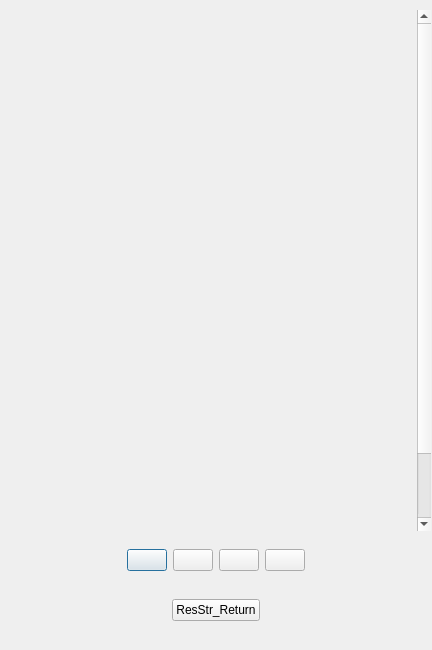
Above: cpath/imagepreviewdialog.ui from lzk/statusmonitor before the change. Below: the same form after it.
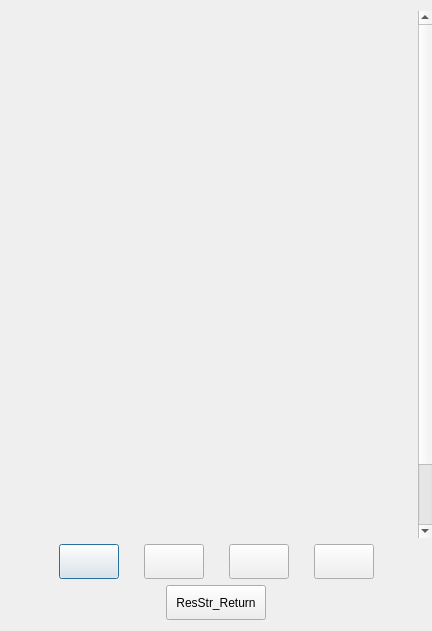
That is the form after the change. Icons and pictures are not drawn.

```diff
--- a/cpath/imagepreviewdialog.ui
+++ b/cpath/imagepreviewdialog.ui
@@ -7,21 +7,53 @@
     <x>0</x>
     <y>0</y>
     <width>432</width>
-    <height>650</height>
+    <height>631</height>
    </rect>
   </property>
   <property name="windowTitle">
    <string/>
   </property>
-  <widget class="QWidget" name="horizontalLayoutWidget">
-   <property name="geometry">
-    <rect>
-     <x>0</x>
-     <y>10</y>
-     <width>431</width>
-     <height>521</height>
-    </rect>
-   </property>
+  <property name="styleSheet">
+   <string notr="true">QPushButton{
+	min-width:60;
+	max-width:60;
+	min-height:35;
+	max-height:35;
+	border-image: url(:/Images/Btn_Gray.png) 17;
+	border-width:17;
+	padding:-17;
+	color:black;
+}
+
+QPushButton:hover{
+border-image: url(:/Images/Btn_Gray_Pressed.png) 17;
+color: green;
+}
+
+#back{
+	min-width:100;
+	max-width:100;
+}
+
+#print{
+	min-width:100;
+	max-width:100;
+	border-image: url(:/Images/Btn_Green.png) 17;
+color:white;
+}
+
+#print:hover{
+	color:black;
+}</string>
+  </property>
+  <layout class="QVBoxLayout" name="verticalLayout">
+   <property name="leftMargin">
+    <number>0</number>
+   </property>
+   <property name="rightMargin">
+    <number>0</number>
+   </property>
+   <item>
    <layout class="QHBoxLayout" name="horizontalLayout_3" stretch="0">
     <item>
      <widget class="QScrollArea" name="scrollArea">
@@ -34,7 +66,7 @@
       <widget class="QWidget" name="scrollAreaWidgetContents">
        <property name="geometry">
         <rect>
-         <x>8</x>
+          <x>9</x>
          <y>0</y>
          <width>398</width>
          <height>598</height>
@@ -44,17 +76,12 @@
      </widget>
     </item>
    </layout>
-  </widget>
-  <widget class="QWidget" name="horizontalLayoutWidget_2">
-   <property name="geometry">
-    <rect>
-     <x>0</x>
-     <y>540</y>
-     <width>431</width>
-     <height>41</height>
-    </rect>
-   </property>
+   </item>
+   <item>
    <layout class="QHBoxLayout" name="horizontalLayout">
+     <property name="spacing">
+      <number>25</number>
+     </property>
     <item>
      <spacer name="horizontalSpacer_2">
       <property name="orientation">
@@ -68,6 +95,17 @@
       </property>
      </spacer>
     </item>
+     <item>
+      <widget class="QPushButton" name="fit">
+       <property name="text">
+        <string/>
+       </property>
+       <property name="icon">
+        <iconset resource="resource.qrc">
+         <normaloff>:/Images/Fit.tif</normaloff>:/Images/Fit.tif</iconset>
+       </property>
+      </widget>
+     </item>
     <item>
      <widget class="QPushButton" name="zoom_in">
       <property name="text">
@@ -79,17 +117,6 @@
       </property>
      </widget>
     </item>
-    <item>
-     <widget class="QPushButton" name="turn">
-      <property name="text">
-       <string/>
-      </property>
-      <property name="icon">
-       <iconset resource="resource.qrc">
-        <normaloff>:/Images/Turn.tif</normaloff>:/Images/Turn.tif</iconset>
-      </property>
-     </widget>
-    </item>
     <item>
      <widget class="QPushButton" name="zoom_out">
       <property name="text">
@@ -102,7 +129,7 @@
      </widget>
     </item>
     <item>
-     <widget class="QPushButton" name="fit">
+      <widget class="QPushButton" name="turn">
       <property name="text">
        <string/>
       </property>
@@ -126,17 +153,12 @@
      </spacer>
     </item>
    </layout>
-  </widget>
-  <widget class="QWidget" name="horizontalLayoutWidget_3">
-   <property name="geometry">
-    <rect>
-     <x>0</x>
-     <y>590</y>
-     <width>431</width>
-     <height>41</height>
-    </rect>
-   </property>
-   <layout class="QHBoxLayout" name="horizontalLayout_2">
+   </item>
+   <item>
+    <layout class="QHBoxLayout" name="horizontalLayout_2" stretch="0,0,0">
+     <property name="spacing">
+      <number>25</number>
+     </property>
     <item>
      <spacer name="horizontalSpacer_3">
       <property name="orientation">
@@ -152,6 +174,18 @@
     </item>
     <item>
      <widget class="QPushButton" name="back">
+       <property name="minimumSize">
+        <size>
+         <width>100</width>
+         <height>35</height>
+        </size>
+       </property>
+       <property name="maximumSize">
+        <size>
+         <width>100</width>
+         <height>35</height>
+        </size>
+       </property>
       <property name="text">
        <string>ResStr_Return</string>
       </property>
@@ -171,7 +205,8 @@
      </spacer>
     </item>
    </layout>
-  </widget>
+   </item>
+  </layout>
  </widget>
  <tabstops>
   <tabstop>zoom_out</tabstop>
```
Left out of the diff: 5 changed lines with no effect on the pictures. Lines whose indentation alone changed are shown as unchanged.
